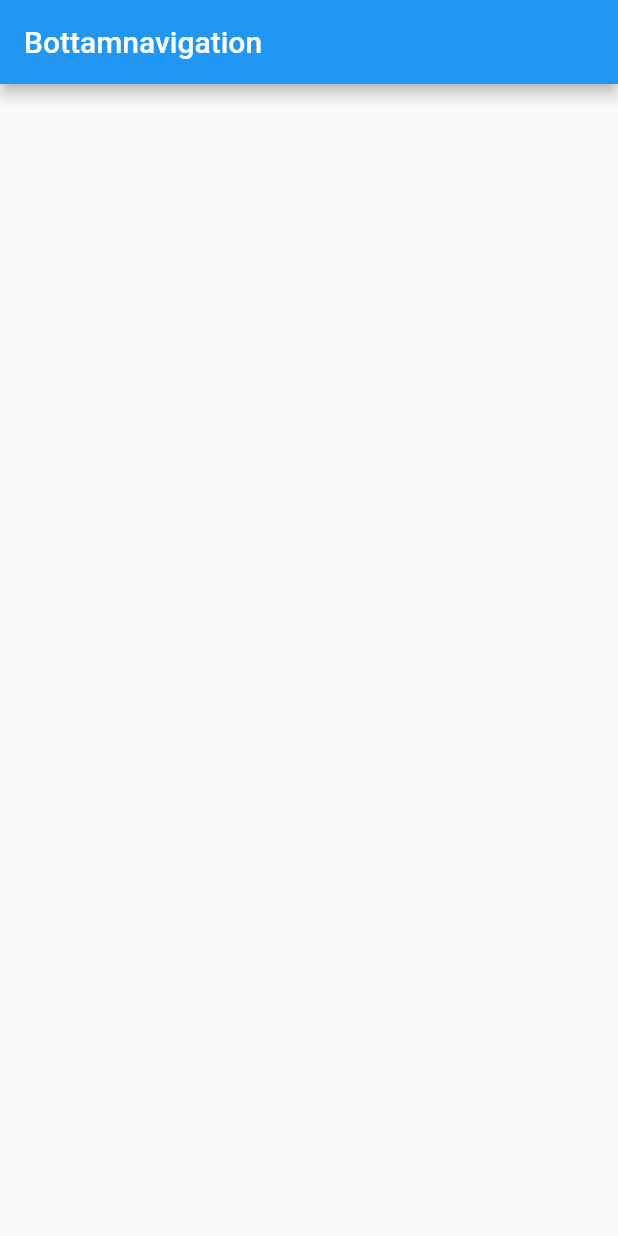
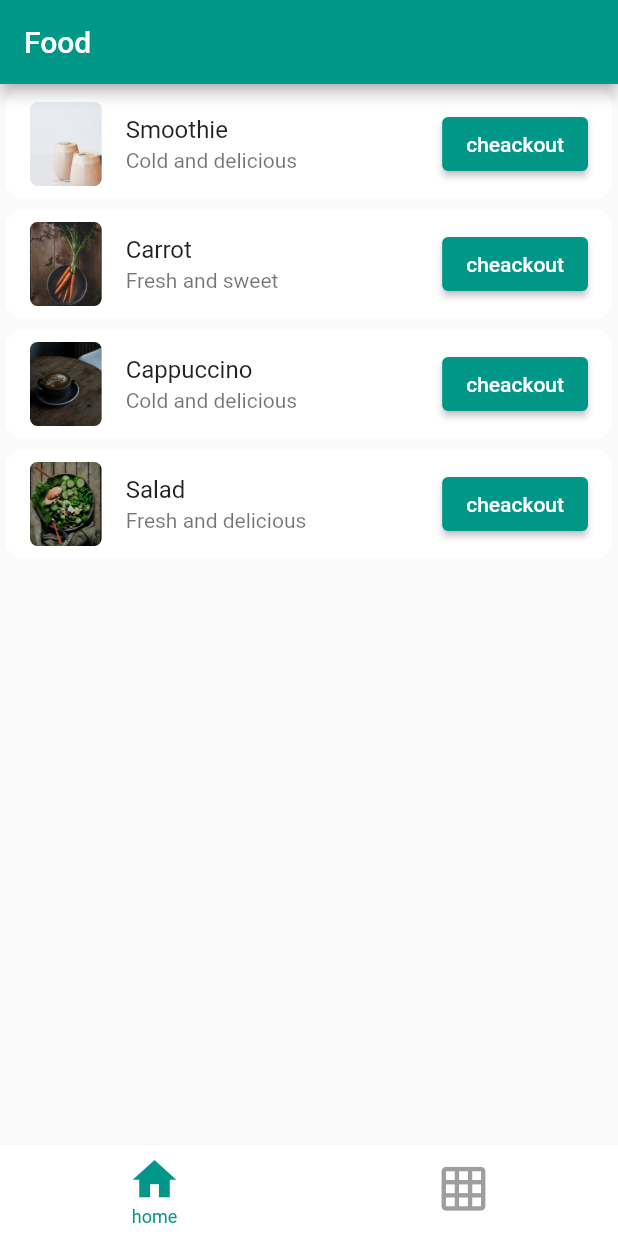
Before and after one commit to JhaNviSadhu/Assignment12, a Flutter app: the screen it shows after launch, on a phone screen of 412 x 824 dp. Run offline on Flutter 3.47's test engine with Material 2 defaults, Android fonts, the phone set to English and light mode, and no system bars.

Commit message:
bottomnavigation bar

```diff
--- /dev/null
+++ b/lib/BottomNavigationBar/bottam_navigation_bar.dart
@@ -0,0 +1,69 @@
+import 'package:assignment_12/BottomNavigationBar/tab1.dart';
+import 'package:assignment_12/BottomNavigationBar/tab2.dart';
+import 'package:assignment_12/constant.dart';
+import 'package:flutter/material.dart';
+
+class MybottomNavigationBar extends StatefulWidget {
+  const MybottomNavigationBar({Key? key}) : super(key: key);
+
+  @override
+  _MybottomNavigationBarState createState() => _MybottomNavigationBarState();
+}
+
+class _MybottomNavigationBarState extends State<MybottomNavigationBar> {
+  int _selectedIndex = 0;
+
+  final List<Widget> _list = [
+    const Tab1(),
+    const Tab2(),
+  ];
+
+  void _ontap(int index) {
+    setState(() {
+      _selectedIndex = index;
+    });
+  }
+
+  @override
+  Widget build(BuildContext context) {
+    return Scaffold(
+      bottomNavigationBar: myBottonNavigationBar(),
+      appBar: AppBar(
+        backgroundColor: themecolor,
+        title: const Text("Food"),
+      ),
+      body: _list.elementAt(_selectedIndex),
+    );
+  }
+
+  BottomNavigationBar myBottonNavigationBar() {
+    return BottomNavigationBar(
+      backgroundColor: Colors.white,
+      elevation: 1,
+      showUnselectedLabels: false,
+      currentIndex: _selectedIndex,
+      selectedItemColor: themecolor,
+      unselectedItemColor: Colors.grey,
+      selectedFontSize: 12,
+      unselectedFontSize: 12,
+      onTap: _ontap,
+      items: const <BottomNavigationBarItem>[
+        BottomNavigationBarItem(
+          icon: Icon(
+            Icons.home,
+            size: 35,
+          ),
+          label: 'home',
+        ),
+        BottomNavigationBarItem(
+          icon: Icon(
+            Icons.grid_on,
+            size: 35,
+          ),
+          label: 'Grid',
+          // backgroundColor: Colors.black,
+        ),
+      ],
+    );
+  }
+}
--- /dev/null
+++ b/lib/BottomNavigationBar/tab1.dart
@@ -0,0 +1,54 @@
+import 'package:assignment_12/constant.dart';
+import 'package:assignment_12/detailpage.dart';
+import 'package:assignment_12/model/model_list.dart';
+import 'package:flutter/material.dart';
+
+class Tab1 extends StatelessWidget {
+  const Tab1({
+    Key? key,
+  }) : super(key: key);
+
+  @override
+  Widget build(BuildContext context) {
+    List<ModelList> listofgrid = getlist();
+    return ListView.builder(
+      itemCount: listofgrid.length,
+      itemBuilder: (BuildContext context, int index) {
+        return ClipRRect(
+          borderRadius: BorderRadius.circular(25),
+          child: Card(
+            elevation: 0,
+            child: ListTile(
+              trailing: SizedBox(
+                  child: ElevatedButton(
+                style: ElevatedButton.styleFrom(
+                  primary: themecolor,
+                ),
+                onPressed: () => Navigator.push(
+                    context,
+                    MaterialPageRoute(
+                      builder: (context) => DetailPage(
+                        index: "$index",
+                        img: listofgrid[index].image,
+                        aboutFood: listofgrid[index].subtitle ?? " ",
+                        food: listofgrid[index].title ?? " ",
+                        foodDesc: listofgrid[index].desc ?? " ",
+                        foodPrice: listofgrid[index].price ?? 0,
+                      ),
+                    )),
+                child: const Text("cheackout"),
+              )),
+              leading: ClipRRect(
+                  borderRadius: BorderRadius.circular(5),
+                  child: Hero(
+                      tag: "$index",
+                      child: Image.asset(listofgrid[index].image))),
+              title: Text("${listofgrid[index].title}"),
+              subtitle: Text("${listofgrid[index].subtitle}"),
+            ),
+          ),
+        );
+      },
+    );
+  }
+}
--- a/lib/bottam_navigation_bar.dart
+++ /dev/null
@@ -1,26 +0,0 @@
-import 'package:flutter/material.dart';
-
-class MybottomNavigationBar extends StatefulWidget {
-  const MybottomNavigationBar({Key? key}) : super(key: key);
-
-  @override
-  _MybottomNavigationBarState createState() => _MybottomNavigationBarState();
-}
-
-class _MybottomNavigationBarState extends State<MybottomNavigationBar> {
-  @override
-  Widget build(BuildContext context) {
-    return Scaffold(
-      appBar: AppBar(
-
-        title: const Text("Bottamnavigation"),
-      ),
-      body: ListView.builder(
-        itemBuilder: (BuildContext context, int index) {
-          return
-         },
-
-      ),
-    );
-  }
-}
--- a/lib/main.dart
+++ b/lib/main.dart
@@ -1,4 +1,4 @@
-import 'package:assignment_12/bottam_navigation_bar.dart';
+import 'package:assignment_12/BottomNavigationBar/bottam_navigation_bar.dart';
 import 'package:flutter/material.dart';
 
 void main() {
--- /dev/null
+++ b/lib/model/model_list.dart
@@ -0,0 +1,58 @@
+class ModelList {
+  final String image;
+  final String? title;
+  final String? subtitle;
+  final String? desc;
+  final int? price;
+  ModelList(
+      {this.title, this.subtitle, this.desc, this.price, required this.image});
+}
+
+List component = [
+  {
+    "image": "assets/mag2.png",
+    "title": "Smoothie",
+    "subtitle": "Cold and delicious",
+    "desc":
+        "Smoothies are thick, creamy beverages usually blended from puréed fruits, vegetables, juices, yogurt, nuts, seeds, and/or dairy or nondairy milk.The most basic smoothie starts with two essential ingredients — a base and a liquid. From there, you can combine ingredients to your liking.Many smoothies include frozen produce or ice cubes to give the final product the cool, icy consistency of a milkshake. However, their flavor profiles vary tremendously depending on the ingredients.",
+    "price": 125,
+  },
+  {
+    "image": "assets/mag3.png",
+    "title": "Carrot",
+    "subtitle": "Fresh and sweet",
+    "desc":
+        "The carrot (Daucus carota) is a root vegetable often claimed to be the perfect health food.It is crunchy, tasty, and highly nutritious. Carrots are a particularly good source of beta carotene, fiber, vitamin K1, potassium, and antioxidants (1Trusted Source).They also have a number of health benefits. They’re a weight-loss-friendly food and have been linked to lower cholesterol levels and improved eye health.What’s more, their carotene antioxidants have been linked to a reduced risk of cancer.Carrots are found in many colors, including yellow, white, orange, red, and purple.",
+    "price": 125,
+  },
+  {
+    "image": "assets/mag4.png",
+    "title": "Cappuccino",
+    "subtitle": "Cold and delicious",
+    "desc":
+        "A cappuccino is an espresso-based coffee drink that originated in Italy, and is prepared with steamed milk foam. Variations of the drink involve the use of cream instead of milk, using non-dairy milk substitutes and flavoring with cinnamon or chocolate powder.",
+    "price": 125,
+  },
+  {
+    "image": "assets/mag5.png",
+    "title": "Salad",
+    "subtitle": "Fresh and delicious",
+    "desc":
+        "Salad, any of a wide variety of dishes that fall into the following principal categories: green salads; vegetable salads; salads of pasta, legumes, or grains; mixed salads incorporating meat, poultry, or seafood; and fruit salads.",
+    "price": 125,
+  },
+];
+
+List<ModelList> getlist() {
+  return component
+      .map(
+        (item) => ModelList(
+          image: item["image"],
+          title: item["title"],
+          subtitle: item["subtitle"],
+          desc: item["desc"],
+          price: item["price"],
+        ),
+      )
+      .toList();
+}
```
Also changed, not shown: lib/BottomNavigationBar/tab2.dart (added, +23 -0 lines), lib/constant.dart (added, +10 -0 lines), lib/detailpage.dart (added, +90 -0 lines), lib/model/gridviewmodel.dart (deleted, +0 -32 lines), lib/model/listviewmodel.dart (deleted).
